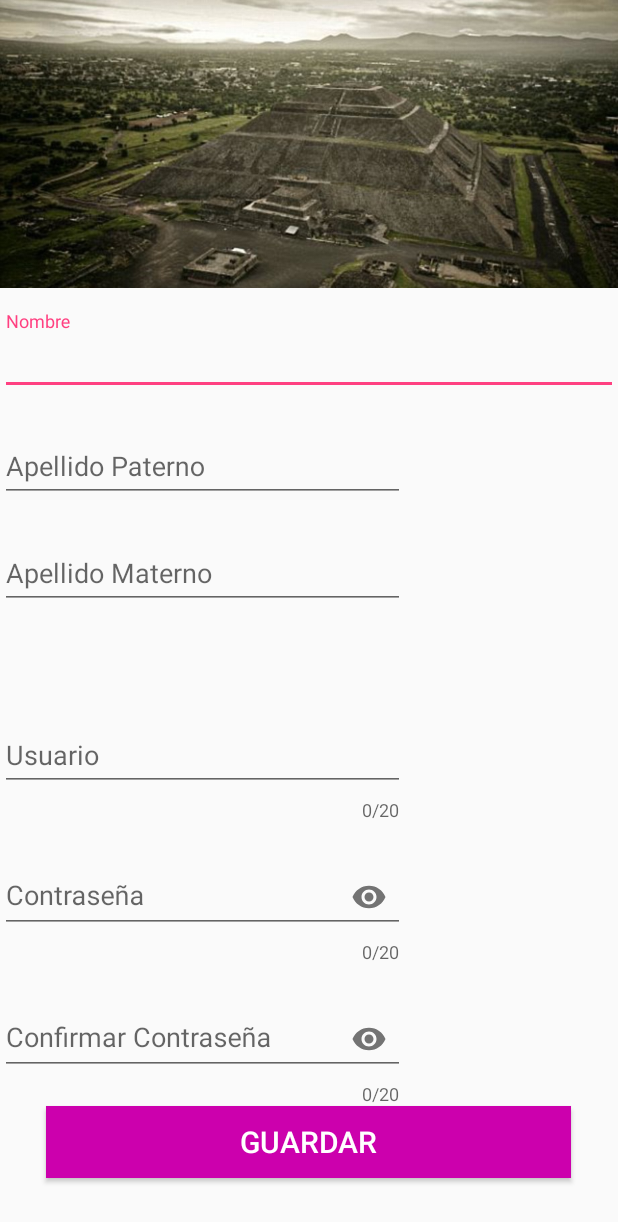
After one commit to Arturo0021/amucss, an Android app: the Registro_Activity screen opened directly, with no data from a screen before it, on a phone screen of 412 x 824 dp. The commit adds this screen. Shown: the top 1222 px of the screen. Run offline under Robolectric (Android 15) with nearby library versions, the phone set to English and light mode, and no system bars.

Commit message:
Layout_Registro, Estructura de Carpetas
Se anexo el layout de registro aun sin funcionalidad y se anexo la estructura de carpetas para programacion en capas

```diff
--- a/app/build.gradle
+++ b/app/build.gradle
@@ -26,6 +26,6 @@ dependencies {
     })
     //compile 'com.android.support:appcompat-v7:26.+'
     compile 'com.android.support.constraint:constraint-layout:1.0.2'
+    compile 'com.android.support:design:25.3.1'
     testCompile 'junit:junit:4.12'
-    compile 'com.android.support:design:25.3.1'
 }
--- a/app/src/main/AndroidManifest.xml
+++ b/app/src/main/AndroidManifest.xml
@@ -16,6 +16,10 @@
                 <category android:name="android.intent.category.LAUNCHER" />
             </intent-filter>
         </activity>
+        <activity
+            android:name=".Registro_Activity"
+            android:label="@string/title_activity_registro_"
+            android:theme="@style/AppTheme"></activity>
     </application>
 
 </manifest>
--- a/app/src/main/java/com/amucss/mx/amucss/MainActivity.java
+++ b/app/src/main/java/com/amucss/mx/amucss/MainActivity.java
@@ -1,14 +1,19 @@
 package com.amucss.mx.amucss;
 
+import android.content.Intent;
 import android.graphics.Color;
 import android.support.v7.app.ActionBar;
 import android.support.v7.app.AppCompatActivity;
 import android.os.Bundle;
+import android.view.View;
 import android.view.Window;
 import android.view.WindowManager;
+import android.widget.TextView;
+import android.widget.Toast;
 
 public class MainActivity extends AppCompatActivity {
 
+    TextView txt_registro;
     @Override
     protected void onCreate(Bundle savedInstanceState) {
         super.onCreate(savedInstanceState);
@@ -16,7 +21,15 @@ public class MainActivity extends AppCompatActivity {
         getWindow().setFlags(WindowManager.LayoutParams.FLAG_FULLSCREEN, WindowManager.LayoutParams.FLAG_FULLSCREEN);
         setContentView(R.layout.activity_main);
 
+        txt_registro = (TextView)findViewById(R.id.txt_registro);
 
+        txt_registro.setOnClickListener(new View.OnClickListener() {
+            @Override
+            public void onClick(View view) {
+                Intent intent = new Intent(MainActivity.this, Registro_Activity.class);
+                startActivity(intent);
+            }
+        });
 
     }
 }
--- /dev/null
+++ b/app/src/main/java/com/amucss/mx/amucss/Registro_Activity.java
@@ -0,0 +1,35 @@
+package com.amucss.mx.amucss;
+
+import android.graphics.Color;
+import android.os.Bundle;
+import android.support.design.widget.FloatingActionButton;
+import android.support.design.widget.Snackbar;
+import android.support.v7.app.AppCompatActivity;
+import android.support.v7.widget.Toolbar;
+import android.view.View;
+import android.view.Window;
+import android.view.WindowManager;
+
+public class Registro_Activity extends AppCompatActivity {
+
+    @Override
+    protected void onCreate(Bundle savedInstanceState) {
+        super.onCreate(savedInstanceState);
+        requestWindowFeature(Window.FEATURE_NO_TITLE);
+        getWindow().setFlags(WindowManager.LayoutParams.FLAG_FULLSCREEN, WindowManager.LayoutParams.FLAG_FULLSCREEN);
+        setContentView(R.layout.activity_registro_);
+
+
+
+        /*FloatingActionButton fab = (FloatingActionButton) findViewById(R.id.fab);
+        fab.setOnClickListener(new View.OnClickListener() {
+            @Override
+            public void onClick(View view) {
+
+                Snackbar.make(view, "Replace with your own action", Snackbar.LENGTH_LONG)
+                        .setAction("Action", null).show();
+            }
+        });*/
+    }
+
+}
--- a/app/src/main/res/layout/activity_main.xml
+++ b/app/src/main/res/layout/activity_main.xml
@@ -87,11 +87,40 @@
         android:id="@+id/textView4"
         android:gravity="center_horizontal"
         android:layout_alignParentBottom="true"
+        android:layout_marginTop="15dp"
         android:layout_marginBottom="41dp"
         android:layout_alignRight="@+id/btnsignin"
         android:layout_alignEnd="@+id/btnsignin"
         android:layout_alignLeft="@+id/btnsignin"
         android:layout_alignStart="@+id/btnsignin" />
+
+    <TextView
+        android:id="@+id/txt_nuevo"
+        android:layout_width="match_parent"
+        android:layout_height="wrap_content"
+        android:layout_above="@+id/textView4"
+        android:layout_alignEnd="@+id/textClock"
+        android:layout_alignStart="@+id/btnsignin"
+        android:layout_marginEnd="45dp"
+        android:gravity="center"
+        android:text="@string/cuenta"
+        android:textAlignment="textEnd"
+        android:textColor="@color/negro" />
+
+    <TextView
+        android:layout_width="match_parent"
+        android:layout_height="wrap_content"
+        android:layout_alignBaseline="@+id/txt_nuevo"
+        android:layout_alignBottom="@+id/txt_nuevo"
+        android:layout_alignStart="@+id/textClock"
+        android:layout_marginStart="35dp"
+        android:gravity="center"
+        android:text="@string/registro"
+        android:textAlignment="center"
+        android:textColor="@color/colorPrimary"
+        android:textStyle="bold"
+        android:id="@+id/txt_registro"
+        android:layout_alignEnd="@+id/btnsignin" />
 
     <TextClock
         android:id="@+id/textClock"
--- /dev/null
+++ b/app/src/main/res/layout/activity_registro_.xml
@@ -0,0 +1,175 @@
+<?xml version="1.0" encoding="utf-8"?>
+<android.support.design.widget.CoordinatorLayout xmlns:android="http://schemas.android.com/apk/res/android"
+    xmlns:tools="http://schemas.android.com/tools"
+    xmlns:app="http://schemas.android.com/apk/res-auto"
+    android:fitsSystemWindows="true"
+    android:layout_width="match_parent"
+    android:layout_height="match_parent">
+
+    <android.support.design.widget.AppBarLayout
+        android:id="@+id/appbar"
+        android:fitsSystemWindows="true"
+        android:layout_height="192dp"
+        android:layout_width="match_parent">
+
+        <android.support.design.widget.CollapsingToolbarLayout
+            android:layout_width="match_parent"
+            android:layout_height="match_parent"
+            app:toolbarId="@+id/toolbar"
+            app:layout_scrollFlags="scroll|enterAlways|enterAlwaysCollapsed"
+            app:layout_scrollInterpolator="@android:anim/decelerate_interpolator"
+            app:contentScrim="?attr/colorPrimary">
+
+            <ImageView
+                android:id="@+id/app_bar_image"
+                android:layout_width="match_parent"
+                android:layout_height="match_parent"
+                android:src="@drawable/fondo"
+                android:scaleType="centerCrop" />
+
+            <android.support.v7.widget.Toolbar
+                android:id="@+id/toolbar"
+                android:layout_height="?attr/actionBarSize"
+                android:layout_width="match_parent"></android.support.v7.widget.Toolbar>
+        </android.support.design.widget.CollapsingToolbarLayout>
+
+    </android.support.design.widget.AppBarLayout>
+
+    <android.support.v4.widget.NestedScrollView
+        android:layout_width="match_parent"
+        android:layout_height="match_parent"
+        app:layout_behavior="android.support.design.widget.AppBarLayout$ScrollingViewBehavior">
+
+        <LinearLayout
+            android:layout_width="match_parent"
+            android:layout_height="match_parent"
+            android:orientation="vertical"
+            tools:context="com.amucss.mx.amucss.Registro_Activity">
+
+            <android.support.design.widget.TextInputLayout
+                android:layout_width="match_parent"
+                android:layout_height="wrap_content"
+                android:layout_marginTop="15dp"
+                android:layout_alignParentTop="true"
+                android:layout_centerHorizontal="true"
+                android:id="@+id/fl_nombre">
+
+                <EditText
+                    android:layout_width="match_parent"
+                    android:layout_height="wrap_content"
+                    android:ems="10"
+                    android:singleLine="true"
+                    android:layout_weight="1"
+                    android:hint="@string/nombre" />
+
+            </android.support.design.widget.TextInputLayout>
+
+            <android.support.design.widget.TextInputLayout
+                android:layout_width="270dp"
+                android:layout_height="wrap_content"
+                android:gravity="left"
+                android:layout_marginTop="15dp">
+
+                <EditText
+                    android:layout_width="match_parent"
+                    android:layout_height="wrap_content"
+                    android:ems="10"
+                    android:layout_weight="1"
+                    android:singleLine="true"
+                    android:hint="@string/apat" />
+
+            </android.support.design.widget.TextInputLayout>
+
+            <android.support.design.widget.TextInputLayout
+                android:layout_width="270dp"
+                android:layout_height="wrap_content"
+                android:gravity="right"
+                android:layout_marginTop="15dp">
+
+                <EditText
+                    android:layout_width="match_parent"
+                    android:layout_height="wrap_content"
+                    android:layout_weight="1"
+                    android:ems="10"
+                    android:singleLine="true"
+                    android:hint="@string/amat" />
+
+            </android.support.design.widget.TextInputLayout>
+
+
+
+            <android.support.design.widget.TextInputLayout
+                android:layout_width="270dp"
+                android:layout_height="wrap_content"
+                android:gravity="right"
+                app:counterEnabled="true"
+                app:counterMaxLength="20"
+                android:layout_marginTop="65dp">
+
+                <EditText
+                    android:layout_width="match_parent"
+                    android:layout_height="wrap_content"
+                    android:layout_weight="1"
+                    android:ems="10"
+                    android:singleLine="true"
+                    android:hint="@string/user" />
+
+            </android.support.design.widget.TextInputLayout>
+
+            <android.support.design.widget.TextInputLayout
+                android:layout_width="270dp"
+                android:layout_height="wrap_content"
+                android:gravity="right"
+                app:counterEnabled="true"
+                app:counterMaxLength="20"
+                app:passwordToggleEnabled="true"
+                android:layout_marginTop="15dp">
+
+                <EditText
+                    android:layout_width="match_parent"
+                    android:layout_height="wrap_content"
+                    android:layout_weight="1"
+                    android:ems="10"
+                    android:singleLine="true"
+                    android:inputType="textPassword"
+                    android:hint="@string/password" />
+
+            </android.support.design.widget.TextInputLayout>
+
+            <android.support.design.widget.TextInputLayout
+                android:layout_width="270dp"
+                android:layout_height="wrap_content"
+                android:gravity="right"
+                app:passwordToggleEnabled="true"
+                app:counterEnabled="true"
+                app:counterMaxLength="20"
+                android:layout_marginTop="15dp">
+
+                <EditText
+                    android:layout_width="match_parent"
+                    android:layout_height="wrap_content"
+                    android:layout_weight="1"
+                    android:ems="10"
+                    android:singleLine="true"
+                    android:inputType="textPassword"
+                    android:hint="@string/confpassword" />
+
+            </android.support.design.widget.TextInputLayout>
+
+            <Button
+                android:layout_width="350dp"
+                android:layout_height="wrap_content"
+                android:background="@color/login"
+                android:textColor="@android:color/white"
+                android:gravity="center"
+                android:text="@string/guardar"
+                android:textSize="20sp"
+                android:id="@+id/btn_registra"
+                android:layout_marginBottom="27dp"
+                android:layout_gravity="center"/>
+
+        </LinearLayout>
+
+    </android.support.v4.widget.NestedScrollView>
+
+</android.support.design.widget.CoordinatorLayout>
--- /dev/null
+++ b/app/src/main/res/values/dimens.xml
@@ -0,0 +1,3 @@
+<resources>
+    <dimen name="fab_margin">16dp</dimen>
+</resources>
--- a/app/src/main/res/values/strings.xml
+++ b/app/src/main/res/values/strings.xml
@@ -2,5 +2,14 @@
     <string name="app_name">Amucss</string>
     <string name="login">INGRESAR</string>
     <string name="usuario">Usuario</string>
+    <string name="user">Usuario</string>
     <string name="password">Contraseña</string>
+    <string name="confpassword">Confirmar Contraseña</string>
+    <string name="registro">Registrate</string>
+    <string name="cuenta">No tienes Cuenta? </string>
+    <string name="title_activity_registro_">Registro_Activity</string>
+    <string name="nombre">Nombre</string>
+    <string name="apat">Apellido Paterno</string>
+    <string name="amat">Apellido Materno</string>
+    <string name="guardar">Guardar</string>
 </resources>
--- a/app/src/main/res/values/styles.xml
+++ b/app/src/main/res/values/styles.xml
@@ -7,9 +7,14 @@
         <item name="colorPrimaryDark">@color/colorPrimaryDark</item>
         <item name="colorAccent">@color/colorAccent</item>
     </style>
+
     <style name="CampoTextoPurpura" parent="Theme.AppCompat.Light">
         <item name="colorControlNormal">#da00ff</item>
         <item name="colorControlActivated">#a40089</item>
         <item name="android:textColorHighlight">#da00ff</item>
     </style>
+
+    <style name="AppTheme.AppBarOverlay" parent="ThemeOverlay.AppCompat.Dark.ActionBar" />
+
+    <style name="AppTheme.PopupOverlay" parent="ThemeOverlay.AppCompat.Light" />
 </resources>
```
